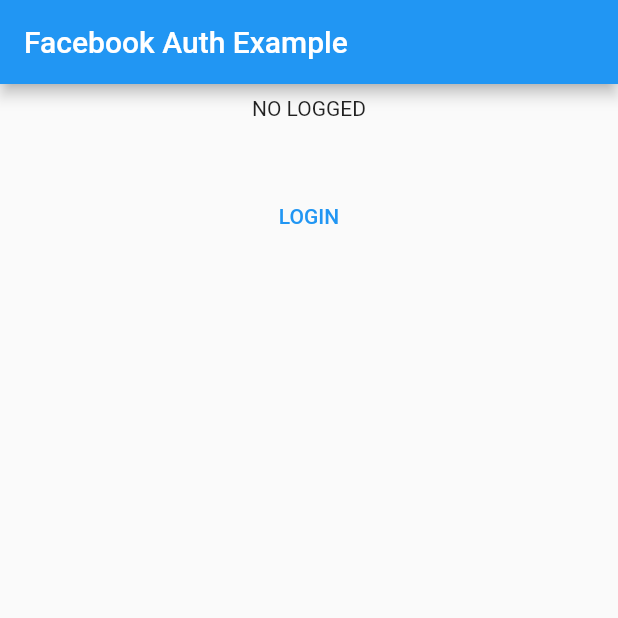
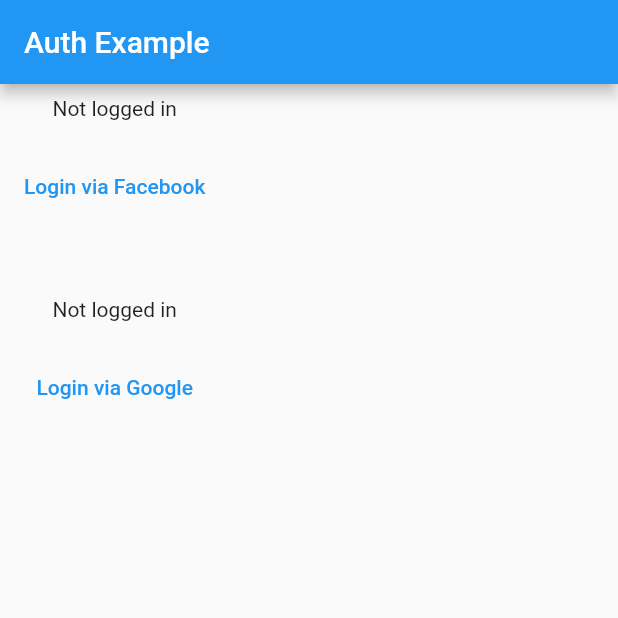
Before and after one commit to jc-wu1/flutter_fb_auth_test, a Flutter app: the screen it shows after launch, on a phone screen of 412 x 824 dp, the top half of it. Run offline on Flutter 3.47's test engine with Material 2 defaults, Android fonts, the phone set to English and light mode, and no system bars; our stand-ins replace google_sign_in; missing offline and left inert: flutter_facebook_auth.

Commit message:
update google auth

```diff
--- a/lib/src/homepage.dart
+++ b/lib/src/homepage.dart
@@ -1,5 +1,15 @@
 import 'package:flutter/material.dart';
 import 'package:flutter_facebook_auth/flutter_facebook_auth.dart';
+import 'package:google_sign_in/google_sign_in.dart';
+
+GoogleSignIn _googleSignIn = GoogleSignIn(
+  // Optional clientId
+  // clientId: '479882132969-9i9aqik3jfjd7qhci1nqf0bm2g71rm1u.apps.googleusercontent.com',
+  scopes: <String>[
+    'email',
+    'https://www.googleapis.com/auth/contacts.readonly',
+  ],
+);
 
 class MyHomePage extends StatefulWidget {
   const MyHomePage({Key? key, required this.title}) : super(key: key);
@@ -14,11 +24,20 @@ class _MyHomePageState extends State<MyHomePage> {
   Map<String, dynamic>? _userData;
   AccessToken? _accessToken;
   bool _checking = true;
+  GoogleSignInAccount? _currentUser;
+  String _contactText = '';
 
   @override
   void initState() {
     super.initState();
     _checkIfIsLogged();
+
+    _googleSignIn.onCurrentUserChanged.listen((GoogleSignInAccount? account) {
+      setState(() {
+        _currentUser = account;
+      });
+    });
+    _googleSignIn.signInSilently();
   }
 
   Future<void> _checkIfIsLogged() async {
@@ -37,7 +56,7 @@ class _MyHomePageState extends State<MyHomePage> {
     }
   }
 
-  Future<void> _login() async {
+  Future<void> _loginFB() async {
     final LoginResult result = await FacebookAuth.instance.login();
 
     if (result.status == LoginStatus.success) {
@@ -57,10 +76,24 @@ class _MyHomePageState extends State<MyHomePage> {
     });
   }
 
-  Future<void> _logOut() async {
+  Future<void> _logOutFB() async {
     await FacebookAuth.instance.logOut();
     _accessToken = null;
     _userData = null;
+    setState(() {});
+  }
+
+  Future<void> _loginGoogle() async {
+    try {
+      await _googleSignIn.signIn();
+    } catch (error) {
+      print(error);
+    }
+  }
+
+  Future<void> _logoutGoogle() async {
+    _googleSignIn.disconnect();
+    _currentUser = null;
     setState(() {});
   }
 
@@ -68,7 +101,7 @@ class _MyHomePageState extends State<MyHomePage> {
   Widget build(BuildContext context) {
     return Scaffold(
       appBar: AppBar(
-        title: const Text('Facebook Auth Example'),
+        title: const Text('Auth Example'),
       ),
       body: _checking
           ? const Center(
@@ -79,24 +112,59 @@ class _MyHomePageState extends State<MyHomePage> {
                 padding: const EdgeInsets.all(8.0),
                 child: Column(
                   crossAxisAlignment: CrossAxisAlignment.center,
+                  mainAxisAlignment: MainAxisAlignment.center,
                   children: <Widget>[
-                    Text(
-                      _userData != null ? _userData.toString() : "NO LOGGED",
-                    ),
-                    const SizedBox(height: 20),
-                    _accessToken != null
-                        ? Text(
-                            _accessToken!.toJson().toString(),
+                    // Text(
+                    //   _userData != null
+                    //       ? _userData.toString()
+                    //       : "NOT LOGGED IN",
+                    // ),
+                    _userData != null
+                        ? ListTile(
+                            leading: CircleAvatar(
+                              backgroundImage: NetworkImage(
+                                _userData!["picture"]["data"]["url"],
+                              ),
+                            ),
+                            title: Text(_userData!["name"]),
+                            subtitle: Text(_userData!["email"]),
                           )
-                        : Container(),
+                        : Text(
+                            'Not logged in',
+                          ),
                     const SizedBox(height: 20),
                     TextButton(
                       child: Text(
-                        _userData != null ? "LOGOUT" : "LOGIN",
+                        _userData != null
+                            ? "Logout Facebook"
+                            : "Login via Facebook",
                       ),
-                      onPressed: _userData != null ? _logOut : _login,
+                      onPressed: _userData != null ? _logOutFB : _loginFB,
                     ),
                     const SizedBox(height: 50),
+                    _currentUser != null
+                        ? ListTile(
+                            leading: CircleAvatar(
+                              backgroundImage: NetworkImage(
+                                _currentUser!.photoUrl!,
+                              ),
+                            ),
+                            title: Text(_currentUser!.displayName!),
+                            subtitle: Text(_currentUser!.email),
+                          )
+                        : Text(
+                            'Not logged in',
+                          ),
+                    const SizedBox(height: 20),
+                    TextButton(
+                      child: Text(
+                        _currentUser != null
+                            ? "Logout Google"
+                            : "Login via Google",
+                      ),
+                      onPressed:
+                          _currentUser != null ? _logoutGoogle : _loginGoogle,
+                    ),
                   ],
                 ),
               ),
--- a/pubspec.yaml
+++ b/pubspec.yaml
@@ -35,6 +35,7 @@ dependencies:
   # Use with the CupertinoIcons class for iOS style icons.
   cupertino_icons: ^1.0.2
   flutter_facebook_auth: ^4.0.1
+  google_sign_in: ^5.2.3
 
 dev_dependencies:
   flutter_test:
```
Also changed, not shown: pubspec.lock, 4 other files.
